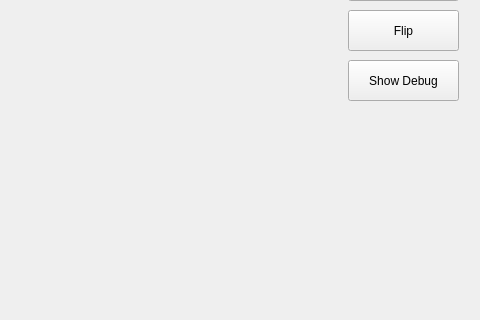
Old version of the form src/FingerDrawing/ui/mainwindow.ui in the repository eladeliav/FingerDrawing; both pictures show x 602 to 1082 and y 240 to 560 of the 1082 by 717 pixel window.
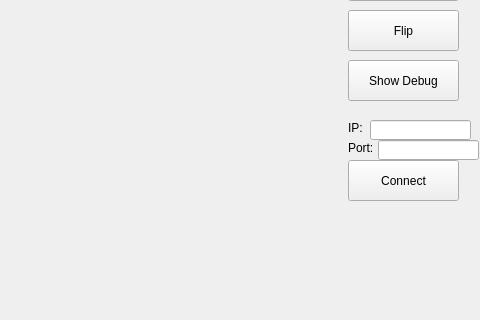
New version of the form.

Commit message: Started connect button ui

Patch:
```diff
--- a/src/FingerDrawing/ui/mainwindow.ui
+++ b/src/FingerDrawing/ui/mainwindow.ui
@@ -108,6 +108,65 @@
      <string>Show Debug</string>
     </property>
    </widget>
+   <widget class="QPushButton" name="Connect">
+    <property name="geometry">
+     <rect>
+      <x>950</x>
+      <y>400</y>
+      <width>111</width>
+      <height>41</height>
+     </rect>
+    </property>
+    <property name="text">
+     <string>Connect</string>
+    </property>
+   </widget>
+   <widget class="QLineEdit" name="ip_input">
+    <property name="geometry">
+     <rect>
+      <x>972</x>
+      <y>360</y>
+      <width>101</width>
+      <height>20</height>
+     </rect>
+    </property>
+   </widget>
+   <widget class="QLabel" name="ip_label">
+    <property name="geometry">
+     <rect>
+      <x>950</x>
+      <y>360</y>
+      <width>21</width>
+      <height>16</height>
+     </rect>
+    </property>
+    <property name="text">
+     <string>IP:</string>
+    </property>
+   </widget>
+   <widget class="QLabel" name="port_label">
+    <property name="geometry">
+     <rect>
+      <x>950</x>
+      <y>380</y>
+      <width>31</width>
+      <height>16</height>
+     </rect>
+    </property>
+    <property name="text">
+     <string>Port:</string>
+    </property>
+   </widget>
+   <widget class="QLineEdit" name="port_input">
+    <property name="geometry">
+     <rect>
+      <x>980</x>
+      <y>380</y>
+      <width>101</width>
+      <height>20</height>
+     </rect>
+    </property>
+   </widget>
   </widget>
  </widget>
  <resources/>
```
The commit also changes 4 other files.
